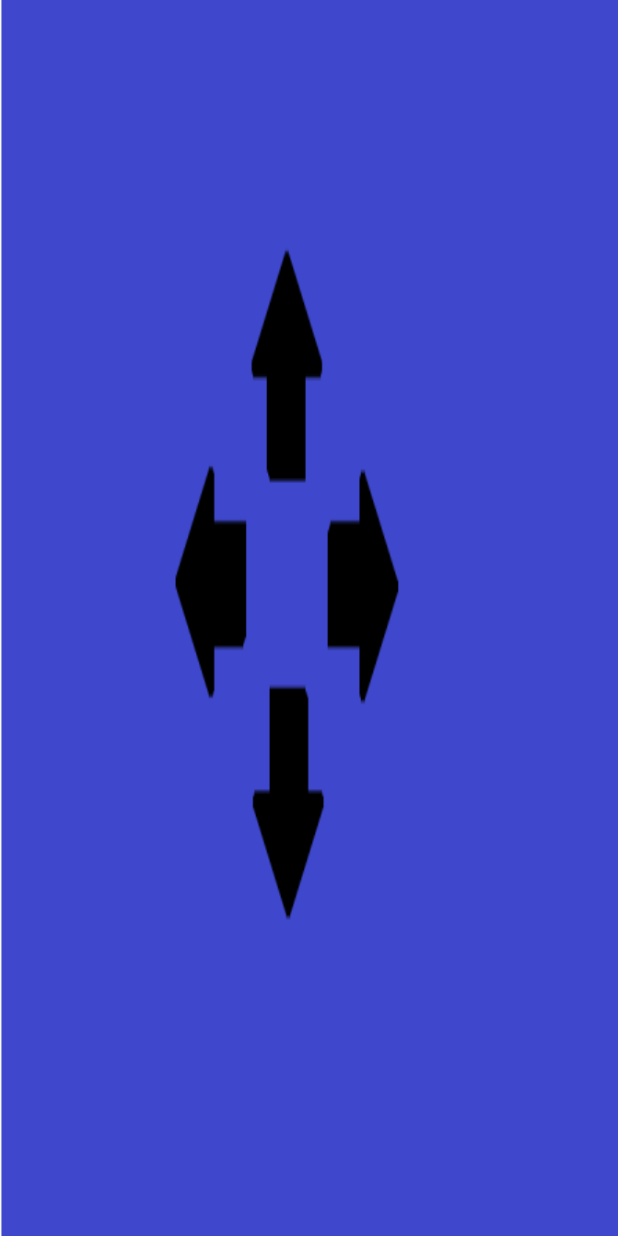
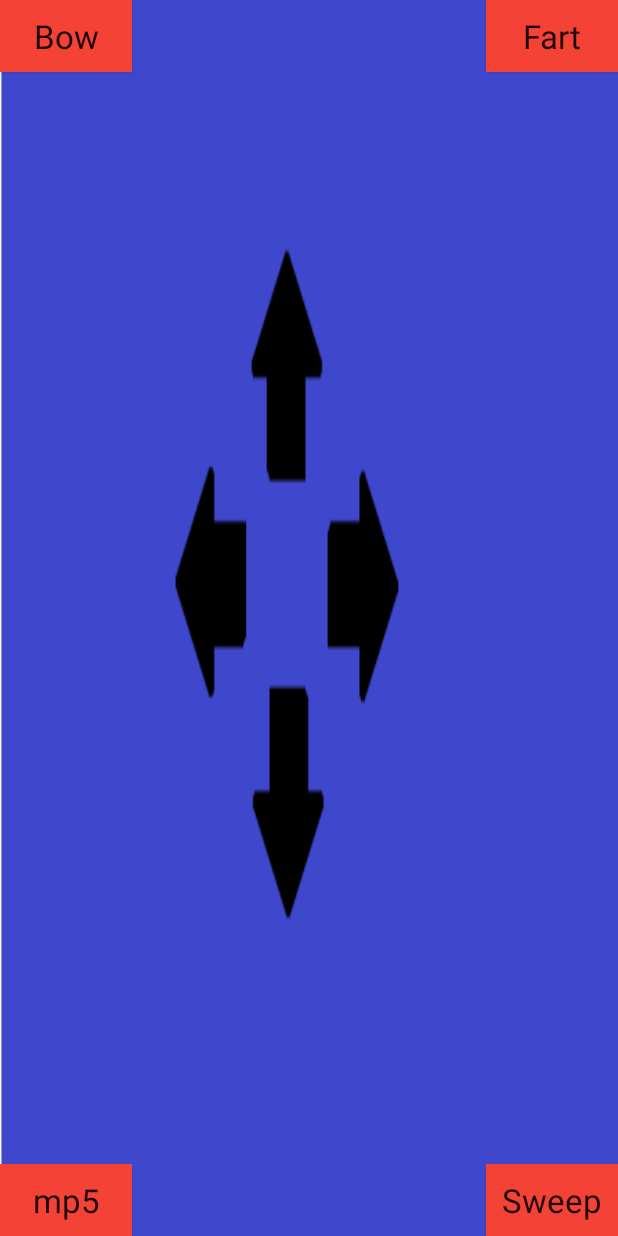
Before and after one commit to anlas17/apProjectSB, an Android app: the screen it shows after launch (MainActivity), on a phone screen of 412 x 824 dp. Run offline under Robolectric (Android 15) with nearby library versions, the phone set to English and light mode, and no system bars.

Commit message:
working soundboard
soundboard is working and ready to be altered for requirements

```diff
--- a/Soundboard/app/src/main/java/com/example/soundboard/MainActivity.java
+++ b/Soundboard/app/src/main/java/com/example/soundboard/MainActivity.java
@@ -1,13 +1,47 @@
 package com.example.soundboard;
 
+import android.media.MediaPlayer;
 import android.support.v7.app.AppCompatActivity;
 import android.os.Bundle;
+import android.view.View;
 
 public class MainActivity extends AppCompatActivity {
+
+    //creating mediaplayers
+    MediaPlayer bow;
+    MediaPlayer fart;
+    MediaPlayer mp5;
+    MediaPlayer sweep;
+
 
     @Override
     protected void onCreate(Bundle savedInstanceState) {
         super.onCreate(savedInstanceState);
         setContentView(R.layout.activity_main);
+
+        //creating sounds from files
+        bow = MediaPlayer.create(this, R.raw.bow);
+        fart = MediaPlayer.create(this, R.raw.fart);
+        mp5 = MediaPlayer.create(this, R.raw.mp5);
+        sweep = MediaPlayer.create(this, R.raw.sweep);
+
+
+
+    }
+    //start sound with button
+    public void bow(View view){
+        bow.start();
+    }
+    //start sound with button
+    public void fart(View view){
+        fart.start();
+    }
+    //start sound with button
+    public void mp5(View view){
+        mp5.start();
+    }
+    //start sound with button
+    public void sweep(View view){
+        sweep.start();
     }
 }
--- a/Soundboard/app/src/main/res/layout/activity_main.xml
+++ b/Soundboard/app/src/main/res/layout/activity_main.xml
@@ -8,5 +8,48 @@
     android:background="@drawable/background">
 
 
+    <Button
+        android:id="@+id/button"
+        android:layout_width="wrap_content"
+        android:layout_height="0dp"
+        android:background="#F44336"
+        android:onClick="bow"
+        android:text="Bow"
+        android:textAppearance="@style/TextAppearance.AppCompat.Large"
+        tools:layout_editor_absoluteX="0dp"
+        tools:layout_editor_absoluteY="78dp" />
+
+    <Button
+        android:id="@+id/button2"
+        android:layout_width="wrap_content"
+        android:layout_height="0dp"
+        android:background="#F44336"
+        android:onClick="fart"
+        android:text="Fart"
+        android:textAppearance="@style/TextAppearance.AppCompat.Large"
+        app:layout_constraintEnd_toEndOf="parent"
+        tools:layout_editor_absoluteY="78dp" />
+
+    <Button
+        android:id="@+id/button3"
+        android:layout_width="wrap_content"
+        android:layout_height="0dp"
+        android:background="#F44336"
+        android:onClick="mp5"
+        android:text="mp5"
+        android:textAppearance="@style/TextAppearance.AppCompat.Large"
+        app:layout_constraintBottom_toBottomOf="parent"
+        tools:layout_editor_absoluteX="0dp" />
+
+    <Button
+        android:id="@+id/button4"
+        android:layout_width="wrap_content"
+        android:layout_height="0dp"
+        android:background="#F44336"
+        android:onClick="sweep"
+        android:text="Sweep"
+        android:textAppearance="@style/TextAppearance.AppCompat.Large"
+        app:layout_constraintBottom_toBottomOf="parent"
+        app:layout_constraintEnd_toEndOf="parent" />
 
 </android.support.constraint.ConstraintLayout>
```
